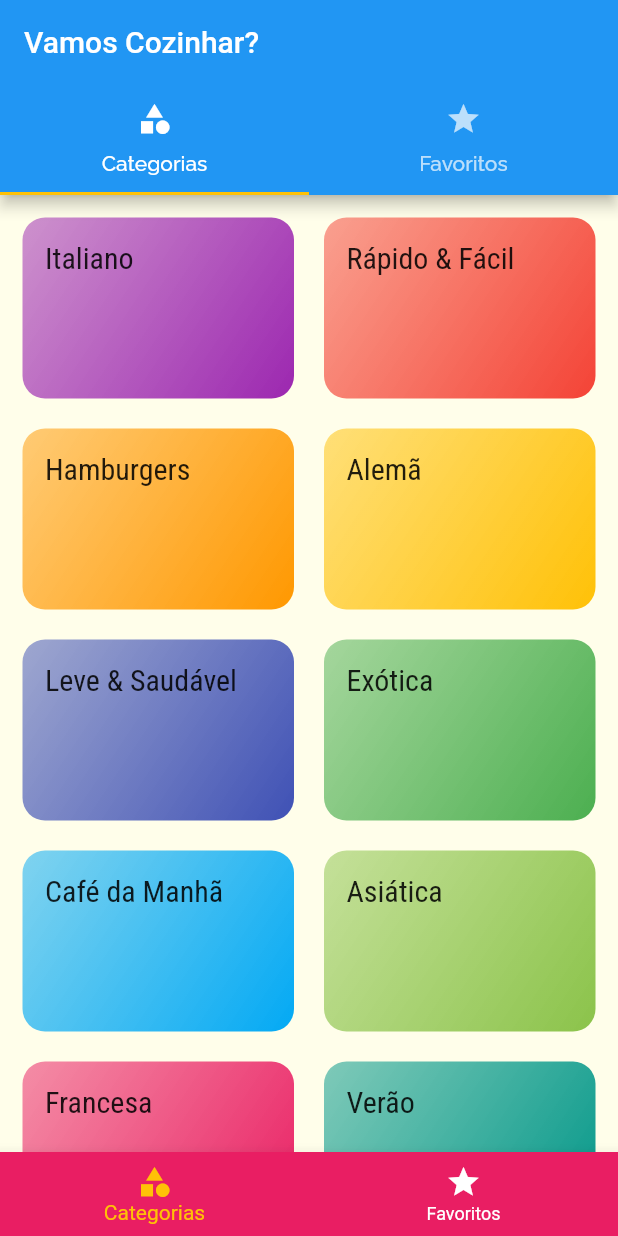
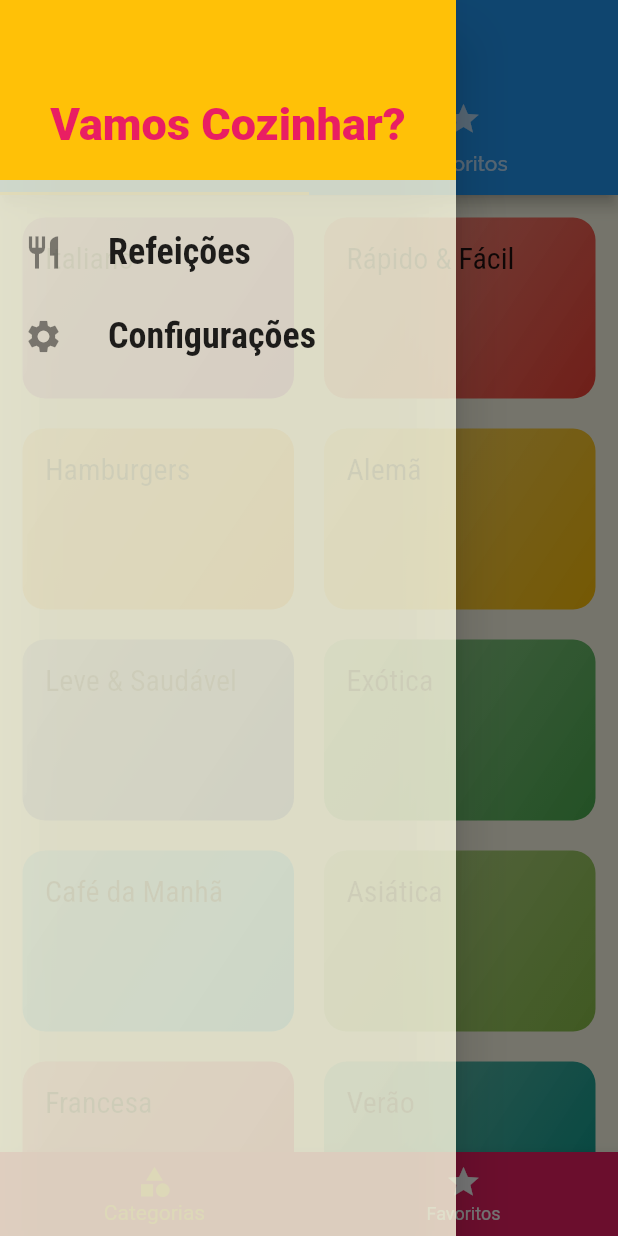
Before and after one commit to aislanfp/meals, a Flutter app: the screen it shows after launch, with the side drawer open (before the commit the screen has no drawer), on a phone screen of 412 x 824 dp. Run offline on Flutter 3.47's test engine with Material 2 defaults, Android fonts, the phone set to English and light mode, and no system bars.

Commit message:
Aula 202

```diff
--- /dev/null
+++ b/lib/components/main_drawer.dart
@@ -0,0 +1,63 @@
+import 'package:flutter/material.dart';
+import 'package:meals/utils/app_routes.dart';
+
+class MainDrawer extends StatelessWidget {
+  const MainDrawer({Key? key}) : super(key: key);
+
+  Widget _createItem(IconData iconData, String label, Function() onTap) {
+    return ListTile(
+      leading: Icon(
+        iconData,
+        size: 26,
+      ),
+      title: Text(
+        label,
+        style: const TextStyle(
+          fontFamily: 'RobotoCondensed',
+          fontSize: 24,
+          fontWeight: FontWeight.bold,
+        ),
+      ),
+      onTap: onTap,
+    );
+  }
+
+  @override
+  Widget build(BuildContext context) {
+    return Drawer(
+      child: Column(
+        children: [
+          Container(
+            height: 120,
+            width: double.infinity,
+            padding: const EdgeInsets.all(20),
+            alignment: Alignment.bottomCenter,
+            color: Theme.of(context).colorScheme.secondary,
+            child: Text(
+              'Vamos Cozinhar?',
+              style: TextStyle(
+                fontWeight: FontWeight.w900,
+                fontSize: 30,
+                color: Theme.of(context).primaryColor,
+              ),
+            ),
+          ),
+          const SizedBox(
+            height: 20,
+          ),
+          _createItem(
+            Icons.restaurant,
+            'Refeições',
+            () => Navigator.of(context).pushReplacementNamed(AppRoutes.HOME),
+          ),
+          _createItem(
+            Icons.settings,
+            'Configurações',
+            () =>
+                Navigator.of(context).pushReplacementNamed(AppRoutes.SETTINGS),
+          ),
+        ],
+      ),
+    );
+  }
+}
--- a/lib/main.dart
+++ b/lib/main.dart
@@ -1,7 +1,7 @@
 import 'package:flutter/material.dart';
 import 'package:meals/screens/categories_meals_screen.dart';
-import 'package:meals/screens/categories_screen.dart';
 import 'package:meals/screens/meal_detail_screen.dart';
+import 'package:meals/screens/settings_screen.dart';
 import 'package:meals/screens/tabs_screen.dart';
 import 'package:meals/utils/app_routes.dart';
 
@@ -29,6 +29,7 @@ class MyApp extends StatelessWidget {
         AppRoutes.HOME: (context) => const TabsScreen(),
         AppRoutes.CATEGORIES_MEALS: (context) => const CategoriesMealsScreen(),
         AppRoutes.MEAL_DETAIL: (context) => const MealDetailScreen(),
+        AppRoutes.SETTINGS: (context) => const SettingsScreen(),
       },
     );
   }
--- a/lib/models/meal.dart
+++ b/lib/models/meal.dart
@@ -66,4 +66,7 @@ class Meal {
         return 'Desconhecido';
     }
   }
+
+  @override
+  String toString() => 'Meal:$id, $title';
 }
--- a/lib/screens/meal_detail_screen.dart
+++ b/lib/screens/meal_detail_screen.dart
@@ -94,6 +94,12 @@ class MealDetailScreen extends StatelessWidget {
           ],
         ),
       ),
+      floatingActionButton: FloatingActionButton(
+        child: const Icon(Icons.star),
+        onPressed: () {
+          Navigator.of(context).pop(meal);
+        },
+      ),
     );
   }
 }
--- a/lib/screens/tabs_screen.dart
+++ b/lib/screens/tabs_screen.dart
@@ -1,4 +1,5 @@
 import 'package:flutter/material.dart';
+import 'package:meals/components/main_drawer.dart';
 import 'package:meals/screens/categories_screen.dart';
 import 'package:meals/screens/favorite_screen.dart';
 
@@ -58,6 +59,7 @@ class _TabsScreenState extends State<TabsScreen> {
         body: (_tabAppBar)
             ? const TabBarView(children: _screens)
             : _screensMap[_selectedScreenIndex].cast()['screen'],
+        drawer: const MainDrawer(),
         bottomNavigationBar: BottomNavigationBar(
           onTap: _selectScreen,
           backgroundColor: Theme.of(context).primaryColor,
--- a/lib/utils/app_routes.dart
+++ b/lib/utils/app_routes.dart
@@ -2,4 +2,5 @@ class AppRoutes {
   static const HOME = '/';
   static const CATEGORIES_MEALS = '${HOME}categories-meals';
   static const MEAL_DETAIL = '${HOME}meal-detail';
+  static const SETTINGS = '${HOME}settings';
 }
```
Also changed, not shown: lib/components/meal_item.dart (+9 -1 lines), lib/screens/settings_screen.dart (added, +19 -0 lines).
